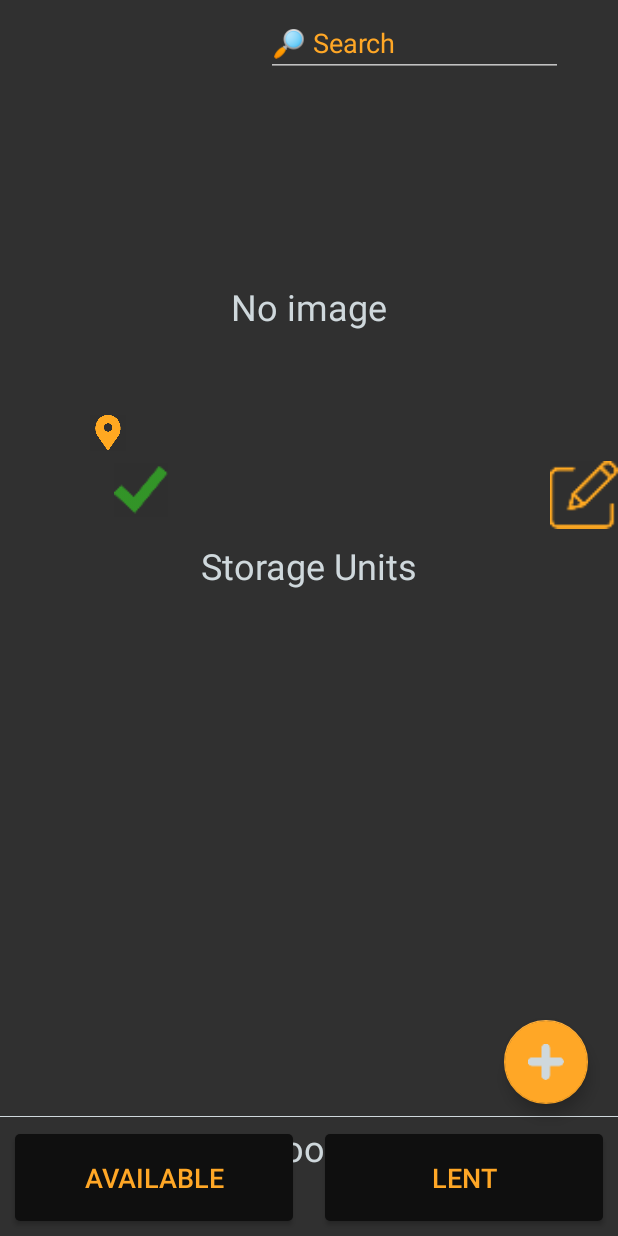
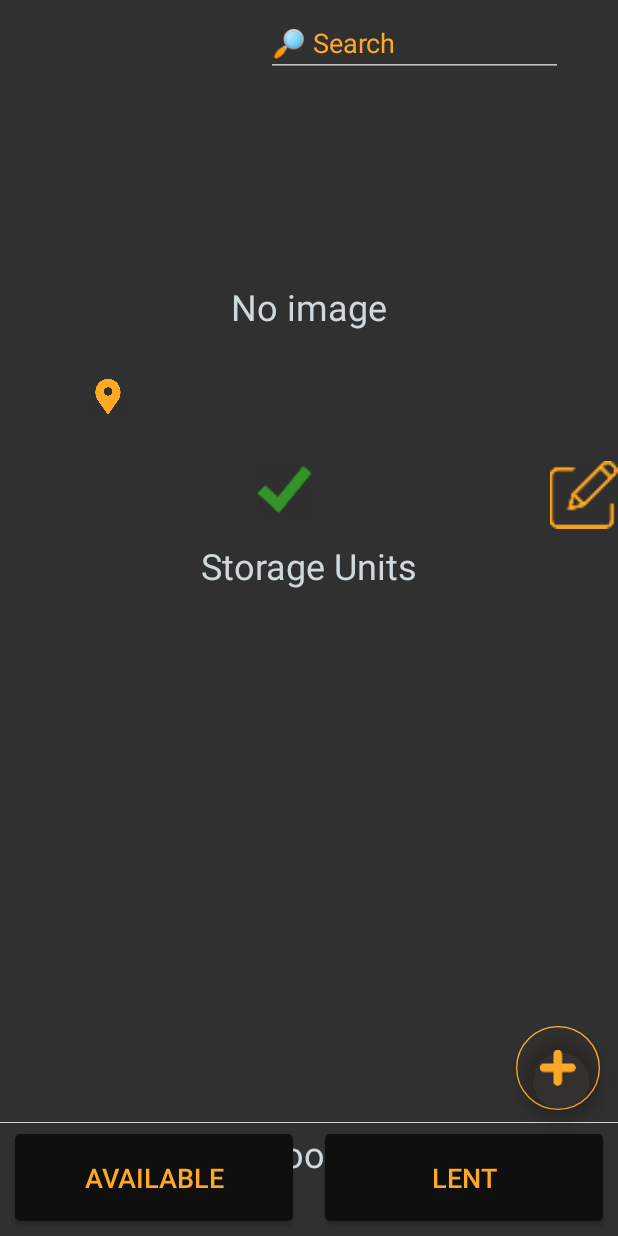
Before and after one commit to MwBakker/Digital-Storage, an Android app: the StorageOverViewActivity screen opened directly, with no data from a screen before it, on a phone screen of 412 x 824 dp. Run offline under Robolectric (Android 15) with nearby library versions, the phone set to English and light mode, and no system bars; our stand-ins replace Room's generated code, data binding; 3 statements that could not run were skipped.

Commit message:
xml preperation to counted values of entity

```diff
--- a/app/src/main/res/layout/activity_storage_overview.xml
+++ b/app/src/main/res/layout/activity_storage_overview.xml
@@ -52,44 +52,70 @@
             app:layout_constraintHeight_percent="0.36"
             app:layout_constraintTop_toBottomOf="@id/toolbar" />
 
-        <ImageButton
-            android:id="@+id/btn_check"
-            style="@style/icon_check"
-            android:layout_width="36dp"
-            android:layout_height="36dp"
-            android:layout_marginStart="76dp"
-            android:layout_marginBottom="8dp"
-            android:onClick="@{() -> companyCmdHandler.saveCompany()}"
-            android:visibility="@{vm.uiCompany.isEdit ? View.VISIBLE : View.GONE}"
-            app:layout_constraintBottom_toBottomOf="@id/company_img"
-            app:layout_constraintLeft_toLeftOf="parent" />
+        <TextView
+            android:id="@+id/txt_storage_unit_amount"
+            style="@style/wrap_content"
+            android:layout_marginStart="64dp"
+            android:layout_marginTop="8dp"
+            android:background="#660F0F0F"
+            android:textColor="@color/icon_color"
+            android:textSize="16sp"
+            app:layout_constraintRight_toRightOf="@id/company_img"
+            app:layout_constraintTop_toTopOf="@id/company_img"
+            tools:text="Storage units: 120" />
+
+        <TextView
+            android:id="@+id/txt_rack_amount"
+            style="@style/wrap_content"
+            android:layout_marginStart="64dp"
+            android:layout_marginTop="8dp"
+            android:background="#660F0F0F"
+            android:textColor="@color/icon_color"
+            android:textSize="16sp"
+            app:layout_constraintRight_toRightOf="@id/company_img"
+            app:layout_constraintTop_toBottomOf="@id/txt_storage_unit_amount"
+            tools:text="Racks: 312" />
+
+        <TextView
+            android:id="@+id/txt_component_amount"
+            style="@style/wrap_content"
+            android:layout_marginStart="64dp"
+            android:layout_marginTop="8dp"
+            android:background="#660F0F0F"
+            android:textColor="@color/icon_color"
+            android:textSize="16sp"
+            app:layout_constraintRight_toRightOf="@id/company_img"
+            app:layout_constraintTop_toBottomOf="@id/txt_rack_amount"
+            tools:text="Components: 1119" />
 
         <TextView
             android:id="@+id/txt_main_title"
             style="@style/wrap_content"
             android:layout_marginStart="64dp"
-            android:layout_marginBottom="125dp"
+            android:layout_marginTop="64dp"
             android:background="#660F0F0F"
             android:text="@{vm.uiCompany.nameObsv}"
             android:textColor="@color/icon_color"
-            android:textSize="22dp"
+            android:textSize="22sp"
             android:visibility="@{safeUnbox(vm.uiCompany.isEdit) ? View.GONE : View.VISIBLE}"
-            app:layout_constraintBottom_toBottomOf="@id/company_img"
-            app:layout_constraintLeft_toLeftOf="@id/company_img" />
+            app:layout_constraintLeft_toLeftOf="@id/company_img"
+            app:layout_constraintTop_toTopOf="@id/company_img"
+            tools:text="Company name" />
 
         <EditText
             style="@style/edit_item"
             android:layout_width="wrap_content"
             android:layout_marginStart="64dp"
-            android:layout_marginBottom="125dp"
+            android:layout_marginTop="64dp"
             android:background="#660F0F0F"
             android:onTextChanged="@{companyCmdHandler::editCompanyName}"
             android:text="@{vm.uiCompany.nameObsv}"
             android:textColor="@color/icon_color"
-            android:textSize="22dp"
+            android:textSize="22sp"
             android:visibility="@{safeUnbox(vm.uiCompany.isEdit) ? View.VISIBLE : View.GONE}"
-            app:layout_constraintBottom_toBottomOf="@id/company_img"
-            app:layout_constraintLeft_toLeftOf="@id/company_img" />
+            app:layout_constraintLeft_toLeftOf="@id/company_img"
+            app:layout_constraintTop_toTopOf="@id/company_img"
+            tools:text="Company name" />
 
         <ImageButton
             android:id="@+id/icon_pin"
@@ -97,34 +123,49 @@
             android:layout_width="24dp"
             android:layout_height="24dp"
             android:layout_marginStart="60dp"
-            android:layout_marginBottom="52dp"
+            android:layout_marginBottom="76dp"
             app:layout_constraintBottom_toBottomOf="@id/company_img"
             app:layout_constraintLeft_toLeftOf="parent" />
 
         <TextView
             style="@style/wrap_content"
-            android:layout_marginStart="24dp"
+            android:layout_marginStart="20dp"
             android:background="#660F0F0F"
             android:text="@{vm.uiCompany.locationObsv}"
             android:textColor="@color/icon_color"
             android:textSize="24sp"
             android:visibility="@{safeUnbox(vm.uiCompany.isEdit) ? View.GONE : View.VISIBLE}"
+            app:layout_constraintBottom_toBottomOf="@+id/icon_pin"
             app:layout_constraintLeft_toRightOf="@id/icon_pin"
-            app:layout_constraintTop_toTopOf="@+id/icon_pin" />
+            app:layout_constraintTop_toTopOf="@+id/icon_pin"
+            tools:text="Company location " />
 
         <EditText
             style="@style/edit_item"
             android:layout_width="wrap_content"
-            android:layout_marginStart="25dp"
-            android:layout_marginBottom="150dp"
+            android:layout_marginStart="20dp"
             android:background="#660F0F0F"
             android:onTextChanged="@{companyCmdHandler::editCompanyLocation}"
             android:text="@{vm.uiCompany.locationObsv}"
             android:textColor="@color/icon_color"
-            android:textSize="22sp"
+            android:textSize="24sp"
             android:visibility="@{safeUnbox(vm.uiCompany.isEdit) ? View.VISIBLE : View.GONE}"
+            app:layout_constraintBottom_toBottomOf="@+id/icon_pin"
             app:layout_constraintLeft_toRightOf="@id/icon_pin"
-            app:layout_constraintTop_toTopOf="@+id/icon_pin" />
+            app:layout_constraintTop_toTopOf="@+id/icon_pin"
+            tools:text="Company location" />
+
+        <ImageButton
+            android:id="@+id/btn_check"
+            style="@style/icon_check"
+            android:layout_width="36dp"
+            android:layout_height="36dp"
+            android:layout_marginStart="172dp"
+            android:layout_marginBottom="8dp"
+            android:onClick="@{() -> companyCmdHandler.saveCompany()}"
+            android:visibility="@{vm.uiCompany.isEdit ? View.VISIBLE : View.GONE}"
+            app:layout_constraintBottom_toBottomOf="@id/company_img"
+            app:layout_constraintLeft_toLeftOf="parent" />
 
         <ImageButton
             style="@style/icon_edit"
@@ -163,11 +204,11 @@
             style="@style/floating_button"
             android:layout_width="wrap_content"
             android:layout_height="wrap_content"
-            android:layout_marginTop="8dp"
-            android:layout_marginEnd="20dp"
+            android:layout_margin="12dp"
+            android:backgroundTint="#02FFA726"
             android:onClick="@{(view) -> cmdHandler.addNewEntity()}"
             android:src="@mipmap/add"
-            android:tint="@color/general_txt_color"
+            android:tint="@color/icon_color"
             app:backgroundTint="@color/icon_color"
             app:layout_constraintRight_toRightOf="@+id/hr"
             app:layout_constraintTop_toBottomOf="@+id/rv_storage_units" />
--- a/app/src/main/res/layout/img_view.xml
+++ b/app/src/main/res/layout/img_view.xml
@@ -59,11 +59,12 @@
             style="@style/icon_del"
             android:layout_width="36dp"
             android:layout_height="36dp"
-            android:layout_margin="6dp"
+            android:layout_marginBottom="6dp"
+            android:layout_marginEnd="24dp"
             android:onClick="@{() -> cmdHandler.removePhoto()}"
             android:visibility="@{isEditObsv ? View.VISIBLE : View.GONE}"
             app:layout_constraintBottom_toBottomOf="@id/main_img"
-            app:layout_constraintLeft_toLeftOf="@id/main_img" />
+            app:layout_constraintRight_toLeftOf="@id/btn_browse" />
 
         <ImageButton
             android:id="@+id/btn_browse"
--- a/app/src/main/res/values/dimens.xml
+++ b/app/src/main/res/values/dimens.xml
@@ -1,5 +1,7 @@
 <resources>
     <dimen name="fab_margin">16dp</dimen>
-    <dimen name="dp_110">110dp</dimen>
-    <dimen name="dp_160">160dp</dimen>
+    <dimen name="dp_110">180dp</dimen>
+    <dimen name="dp_230">230dp</dimen>
+    <dimen name="dp_250">250dp</dimen>
+    <dimen name="dp_310">310dp</dimen>
 </resources>
```
Also changed, not shown: app/src/main/res/layout/activity_component_overview.xml (+3 -28 lines), app/src/main/res/layout/activity_rack_overview.xml (+4 -4 lines), app/src/main/res/layout/component_category_item.xml (+4 -4 lines), app/src/main/res/layout/rack_item.xml (+40 -27 lines), app/src/main/res/layout/searched_entity.xml (+5 -5 lines), app/src/main/res/layout/storage_item.xml (+32 -4 lines).
